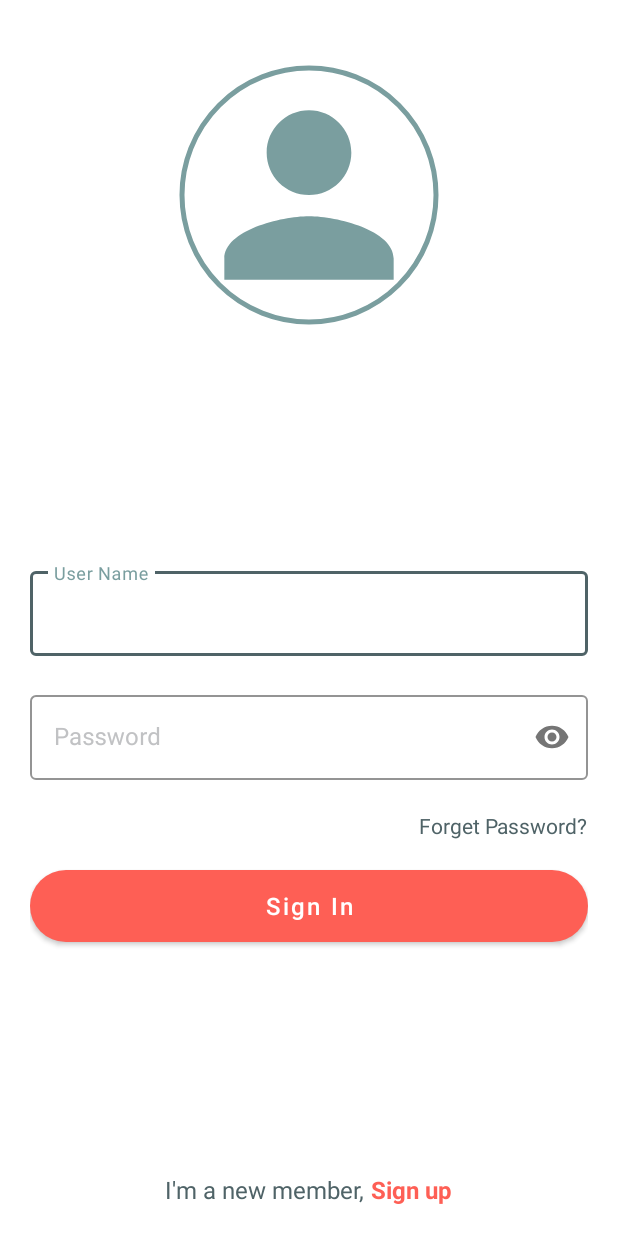
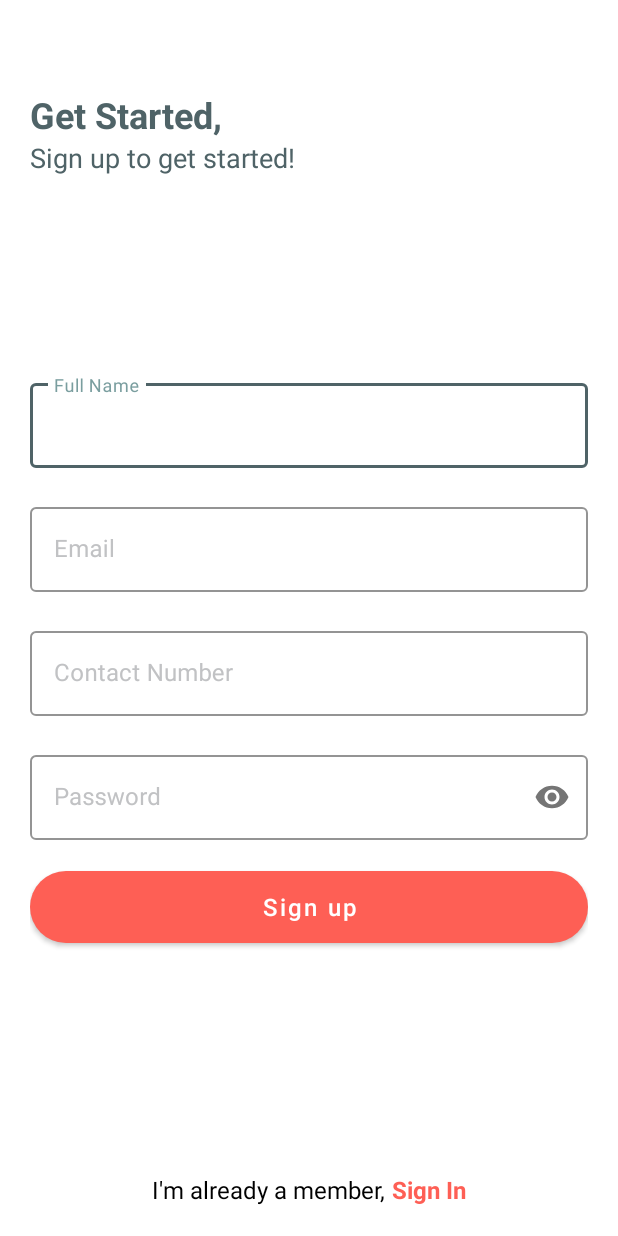
Before and after one commit to MemoonaNoreen/Podcast-App, an Android app: the screen it shows after launch (SigninActivity before the commit, SignupActivity after it), on a phone screen of 412 x 824 dp. Run offline under Robolectric (Android 15) with nearby library versions, the phone set to English and light mode, and no system bars; our stand-ins replace CircleImageView.

Commit message:
Sign Up activity

```diff
--- a/app/build.gradle
+++ b/app/build.gradle
@@ -35,5 +35,4 @@ dependencies {
     testImplementation 'junit:junit:4.+'
     androidTestImplementation 'androidx.test.ext:junit:1.1.3'
     androidTestImplementation 'androidx.test.espresso:espresso-core:3.4.0'
-    implementation 'com.mikhaellopez:circularimageview:4.3.0'
 }
--- a/app/src/main/AndroidManifest.xml
+++ b/app/src/main/AndroidManifest.xml
@@ -14,11 +14,7 @@
             android:name=".activities.SplashScreenActivity"
             android:theme="@style/SplashTheme"
             android:exported="true">
-            <intent-filter>
-                <action android:name="android.intent.action.MAIN" />
 
-                <category android:name="android.intent.category.LAUNCHER" />
-            </intent-filter>
         </activity>
 
         <activity
@@ -27,7 +23,18 @@
         </activity>
 
         <activity android:name=".activities.SigninActivity"
-            android:theme="@style/SignInTheme"></activity>
+            android:theme="@style/WithoutActionBarTheme"></activity>
+
+        <activity android:name=".activities.SignupActivity"
+            android:theme="@style/WithoutActionBarTheme"
+            android:exported="true">
+            <intent-filter>
+                <action android:name="android.intent.action.MAIN" />
+                <category android:name="android.intent.category.LAUNCHER" />
+            </intent-filter>
+        </activity>
+
+
 
     </application>
 
--- /dev/null
+++ b/app/src/main/java/com/example/driveallnight/activities/SignupActivity.java
@@ -0,0 +1,17 @@
+package com.example.driveallnight.activities;
+
+import android.os.Bundle;
+
+import androidx.appcompat.app.AppCompatActivity;
+
+import com.example.driveallnight.R;
+
+public class SignupActivity extends AppCompatActivity
+{
+    @Override
+    protected void onCreate(Bundle savedInstanceState)
+    {
+        super.onCreate(savedInstanceState);
+        setContentView(R.layout.activity_signup);
+    }
+}
--- a/app/src/main/res/layout/activity_signin.xml
+++ b/app/src/main/res/layout/activity_signin.xml
@@ -122,7 +122,7 @@
             <TextView
                 android:layout_width="wrap_content"
                 android:layout_height="wrap_content"
-                android:text="Sign up"
+                android:text="@string/signup"
                 android:textColor="@color/accent"
                 android:textSize="16sp"
                 android:textStyle="bold"/>
--- /dev/null
+++ b/app/src/main/res/layout/activity_signup.xml
@@ -0,0 +1,177 @@
+<?xml version="1.0" encoding="utf-8"?>
+<RelativeLayout xmlns:android="http://schemas.android.com/apk/res/android"
+    xmlns:app="http://schemas.android.com/apk/res-auto"
+    xmlns:tools="http://schemas.android.com/tools"
+    android:layout_width="match_parent"
+    android:layout_height="match_parent"
+    tools:context=".activities.SignupActivity">
+
+    <RelativeLayout
+        android:layout_width="match_parent"
+        android:layout_height="wrap_content"
+        android:padding="20dp">
+
+        <LinearLayout
+            android:id="@+id/title"
+            android:layout_width="match_parent"
+            android:layout_height="wrap_content"
+            android:layout_marginTop="40dp"
+            android:orientation="vertical">
+
+            <TextView
+                android:layout_width="wrap_content"
+                android:layout_height="wrap_content"
+                android:text="@string/start"
+                android:textColor="@color/primaryDark"
+                android:textSize="24sp"
+                android:textStyle="bold" />
+
+            <TextView
+                android:layout_width="wrap_content"
+                android:layout_height="wrap_content"
+                android:text="Sign up to get started!"
+                android:textColor="@color/primaryDark"
+                android:textSize="18sp"/>
+
+        </LinearLayout>
+
+        <ScrollView
+            android:layout_width="match_parent"
+            android:layout_height="wrap_content"
+            android:layout_below="@id/title"
+            android:layout_above="@id/signin"
+            android:fillViewport="true">
+
+            <LinearLayout
+                android:layout_width="match_parent"
+                android:layout_height="wrap_content"
+                android:layout_marginTop="20dp"
+                android:layout_marginBottom="20dp"
+                android:orientation="vertical"
+                android:gravity="center">
+
+                <com.google.android.material.textfield.TextInputLayout
+                    android:id="@+id/name_lay"
+                    android:layout_width="match_parent"
+                    android:layout_height="wrap_content"
+                    android:textColorHint="#c1c2c4"
+                    app:boxStrokeWidth="1dp"
+                    app:errorEnabled="true"
+                    app:boxStrokeColor="@color/primaryDark"
+                    style="@style/Widget.MaterialComponents.TextInputLayout.OutlinedBox">
+
+                    <com.google.android.material.textfield.TextInputEditText
+                        android:id="@+id/name"
+                        android:layout_width="match_parent"
+                        android:layout_height="wrap_content"
+                        android:hint="Full Name"
+                        android:inputType="text"
+                        android:textColor="@color/black"/>
+
+                </com.google.android.material.textfield.TextInputLayout>
+
+
+                <com.google.android.material.textfield.TextInputLayout
+                    android:id="@+id/email_lay"
+                    android:layout_width="match_parent"
+                    android:layout_height="wrap_content"
+                    android:textColorHint="#c1c2c4"
+                    app:boxStrokeWidth="1dp"
+                    app:errorEnabled="true"
+                    app:boxStrokeColor="@color/primaryDark"
+                    style="@style/Widget.MaterialComponents.TextInputLayout.OutlinedBox">
+
+                    <com.google.android.material.textfield.TextInputEditText
+                        android:id="@+id/email"
+                        android:layout_width="match_parent"
+                        android:layout_height="wrap_content"
+                        android:hint="Email"
+                        android:inputType="textEmailAddress"
+                        android:textColor="@color/black"/>
+
+                </com.google.android.material.textfield.TextInputLayout>
+
+                <com.google.android.material.textfield.TextInputLayout
+                    android:id="@+id/phone_lay"
+                    android:layout_width="match_parent"
+                    android:layout_height="wrap_content"
+                    android:textColorHint="#c1c2c4"
+                    app:boxStrokeWidth="1dp"
+                    app:errorEnabled="true"
+                    app:boxStrokeColor="@color/primaryDark"
+                    style="@style/Widget.MaterialComponents.TextInputLayout.OutlinedBox">
+
+                    <com.google.android.material.textfield.TextInputEditText
+                        android:id="@+id/phone"
+                        android:layout_width="match_parent"
+                        android:layout_height="wrap_content"
+                        android:hint="Contact Number"
+                        android:inputType="phone"
+                        android:textColor="@color/black"
+                        android:imeOptions="actionNext"/>
+
+                </com.google.android.material.textfield.TextInputLayout>
+
+                <com.google.android.material.textfield.TextInputLayout
+                    android:id="@+id/pass_lay"
+                    android:layout_width="match_parent"
+                    android:layout_height="wrap_content"
+                    android:textColorHint="#c1c2c4"
+                    app:boxStrokeWidth="1dp"
+                    app:errorEnabled="true"
+                    app:passwordToggleEnabled="true"
+                    app:boxStrokeColor="@color/primaryDark"
+                    style="@style/Widget.MaterialComponents.TextInputLayout.OutlinedBox">
+
+                    <com.google.android.material.textfield.TextInputEditText
+                        android:id="@+id/password"
+                        android:layout_width="match_parent"
+                        android:layout_height="wrap_content"
+                        android:hint="Password"
+                        android:inputType="textPassword"
+                        android:textColor="@color/black"/>
+
+                </com.google.android.material.textfield.TextInputLayout>
+
+                <Button
+                    android:id="@+id/signup"
+                    android:layout_width="match_parent"
+                    android:layout_height="wrap_content"
+                    android:background="@drawable/button_background"
+                    app:backgroundTint="@null"
+                    android:text="Sign up"
+                    android:textAllCaps="false"
+                    android:textSize="16sp"/>
+
+            </LinearLayout>
+
+        </ScrollView>
+
+        <LinearLayout
+            android:id="@+id/signin"
+            android:layout_width="wrap_content"
+            android:layout_height="wrap_content"
+            android:layout_alignParentBottom="true"
+            android:layout_marginBottom="20dp"
+            android:layout_centerHorizontal="true">
+
+            <TextView
+                android:layout_width="wrap_content"
+                android:layout_height="wrap_content"
+                android:text="I'm already a member, "
+                android:textSize="16sp"
+                android:textColor="@color/black"/>
+
+            <TextView
+                android:layout_width="wrap_content"
+                android:layout_height="wrap_content"
+                android:text="@string/Signin"
+                android:textColor="@color/accent"
+                android:textSize="16sp"
+                android:textStyle="bold"/>
+
+        </LinearLayout>
+
+    </RelativeLayout>
+
+</RelativeLayout>
--- a/app/src/main/res/values/strings.xml
+++ b/app/src/main/res/values/strings.xml
@@ -4,4 +4,6 @@
     <string name="name">User Name</string>
     <string name="password">Password</string>
     <string name="forget">Forget Password?</string>
+    <string name="signup">Sign Up</string>
+    <string name="start">Get Started,</string>
 </resources>
--- a/app/src/main/res/values/themes.xml
+++ b/app/src/main/res/values/themes.xml
@@ -30,7 +30,7 @@
         <item name="android:statusBarColor">@color/accentDark</item>
     </style>
 
-    <style name="SignInTheme" parent="Theme.MaterialComponents.Light.NoActionBar">
+    <style name="WithoutActionBarTheme" parent="Theme.MaterialComponents.Light.NoActionBar">
         <item name="colorPrimary">@color/primaryColor</item>
         <item name="colorPrimaryDark">@color/primaryDark</item>
         <item name="colorAccent">@color/accent</item>
```
